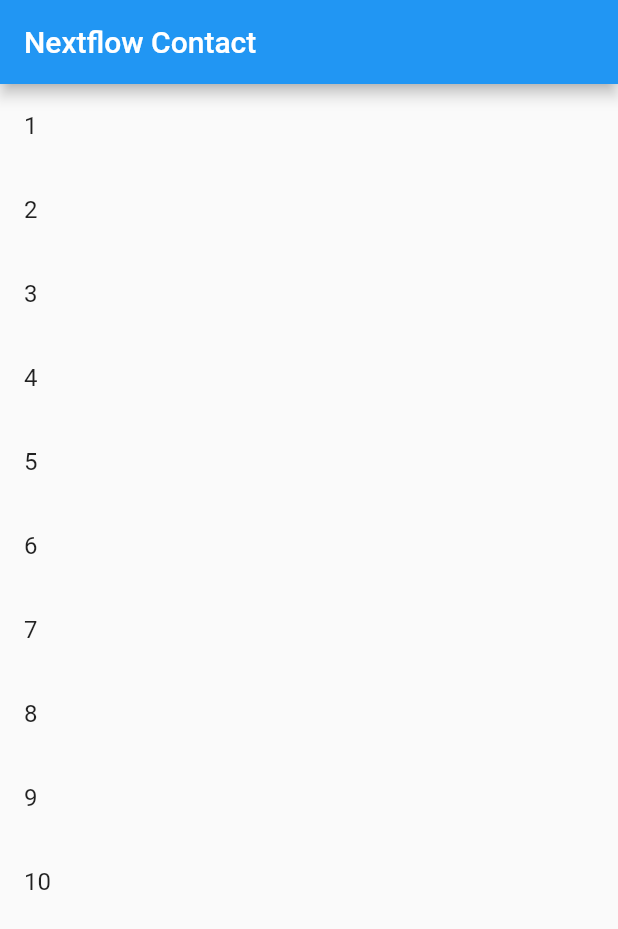
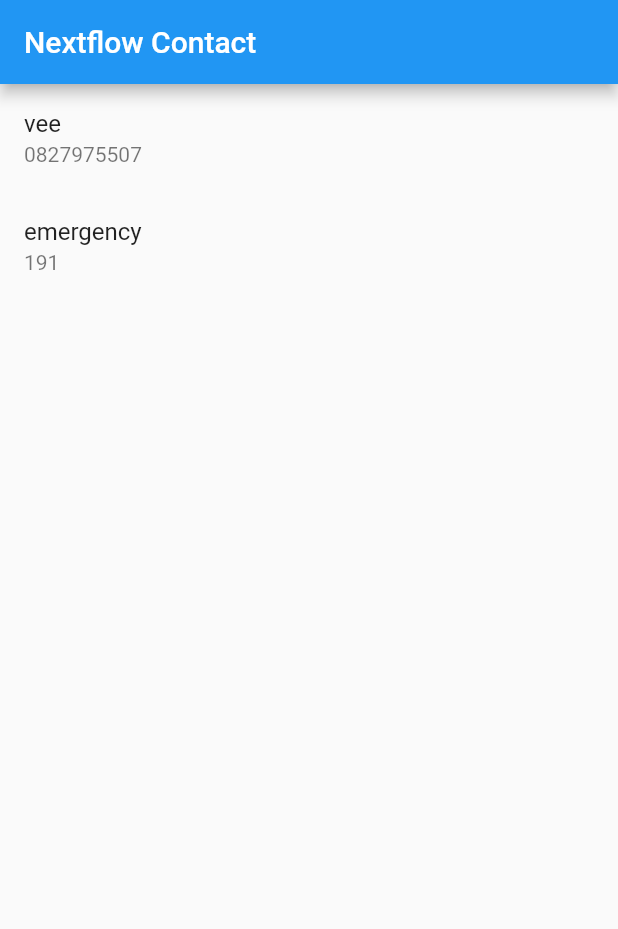
Before and after one commit to VeepCream/learnFluter, a Flutter app: the screen it shows after launch, on a phone screen of 412 x 824 dp. Shown: the top 929 px of the screen. Run offline on Flutter 3.47's test engine with Material 2 defaults, Android fonts, the phone set to English and light mode, and no system bars.

```diff
--- a/lib/main.dart
+++ b/lib/main.dart
@@ -27,16 +27,21 @@ class MyHomePage extends StatefulWidget {
 class _MyHomePageState extends State<MyHomePage> {
   @override
   Widget build(BuildContext context) {
-    var contact = Contact("vee", "0827975507");
+    List<Contact> contactList = [
+      Contact("vee", "0827975507"),
+      Contact("emergency", "191")
+    ];
     return Scaffold(
         appBar: AppBar(
           title: Text("Nextflow Contact"),
         ),
         body: ListView.builder(
-          itemCount: 10,
+          itemCount: contactList.length,
           itemBuilder: (BuildContext context, int index) {
+            Contact contact = contactList[index];
             return ListTile(
-              title: Text('${index + 1}'),
+              title: Text(contact.name),
+              subtitle: Text(contact.phoneNumber),
             );
           },
         ));
```
